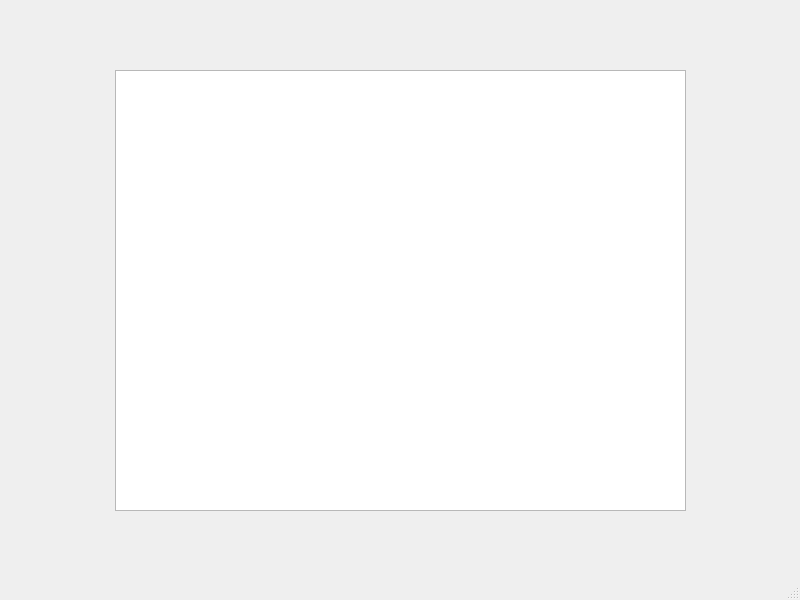
Old version of the form Develop/DataBaseTest/mainwindow.ui in the repository kzlk/PayrollEmployeeSystem.
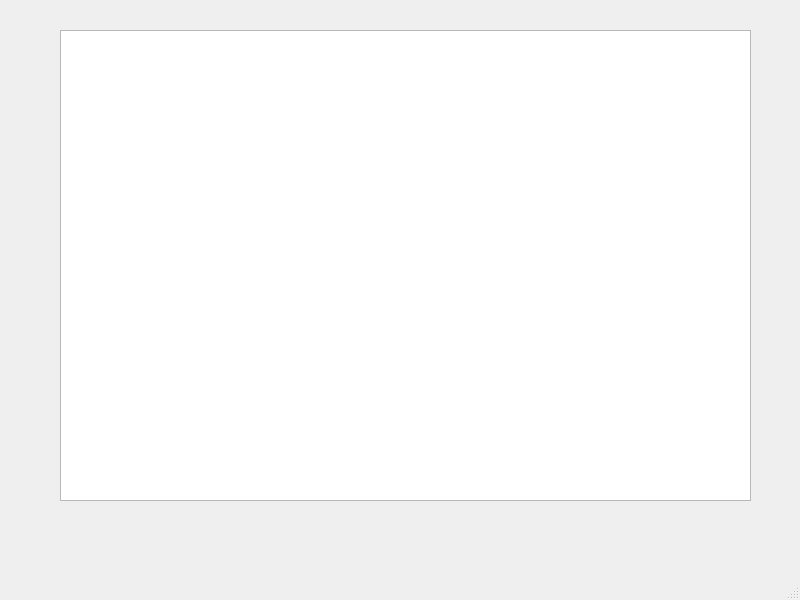
New version of the form.

Diff of the .ui file:
```diff
--- a/Develop/DataBaseTest/mainwindow.ui
+++ b/Develop/DataBaseTest/mainwindow.ui
@@ -14,13 +14,13 @@
    <string>MainWindow</string>
   </property>
   <widget class="QWidget" name="centralwidget">
-   <widget class="QTableView" name="tableView">
+   <widget class="QTableWidget" name="tableWidget">
     <property name="geometry">
      <rect>
-      <x>115</x>
-      <y>70</y>
-      <width>571</width>
-      <height>441</height>
+      <x>60</x>
+      <y>30</y>
+      <width>691</width>
+      <height>471</height>
      </rect>
     </property>
    </widget>
```
Left out of the diff: 2 changed lines with no effect on the pictures.
